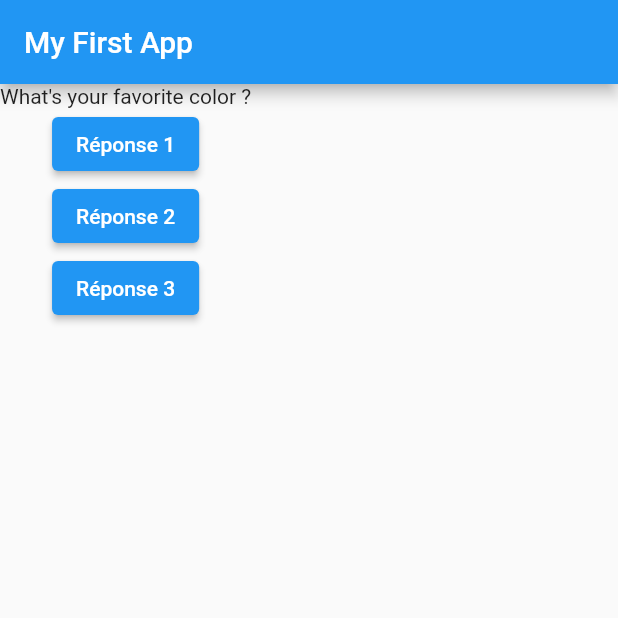
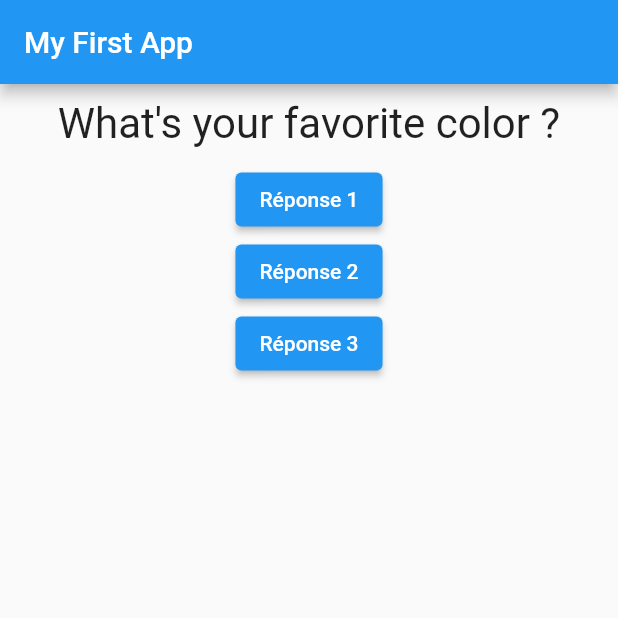
Before and after one commit to kevincalmo/Flutter-Complete-Guide, a Flutter app: the screen it shows after launch, on a phone screen of 412 x 824 dp, the top half of it. Run offline on Flutter 3.47's test engine with Material 2 defaults, Android fonts, the phone set to English and light mode, and no system bars.

Commit message:
Ajout de style à mon application

```diff
--- a/lib/question.dart
+++ b/lib/question.dart
@@ -3,13 +3,21 @@ import 'package:flutter/cupertino.dart';
 // Création d'un widget personnalisé
 class Question extends StatelessWidget {
   // création d'une variable privé, d'une propriété
-  String questionText;
+  final String questionText;
 
   // Création du constructeur pour cette classe de widget personnalisé
   Question({this.questionText});
 
   @override
   Widget build(BuildContext context) {
-    return Text(questionText);
+    return Container(
+      width: double.infinity,
+      margin: EdgeInsets.all(10),
+      child: Text(
+        questionText,
+        style: TextStyle(fontSize: 28),
+        textAlign: TextAlign.center,
+      ),
+    );
   }
 }
```
